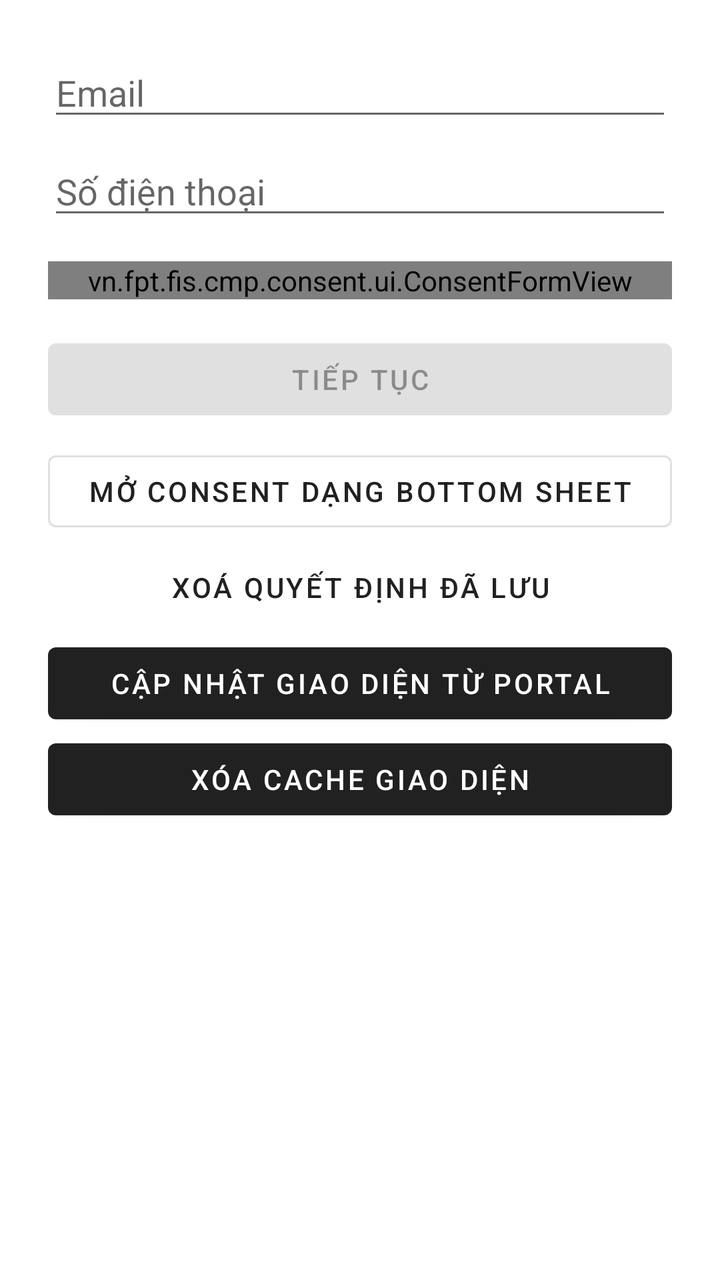
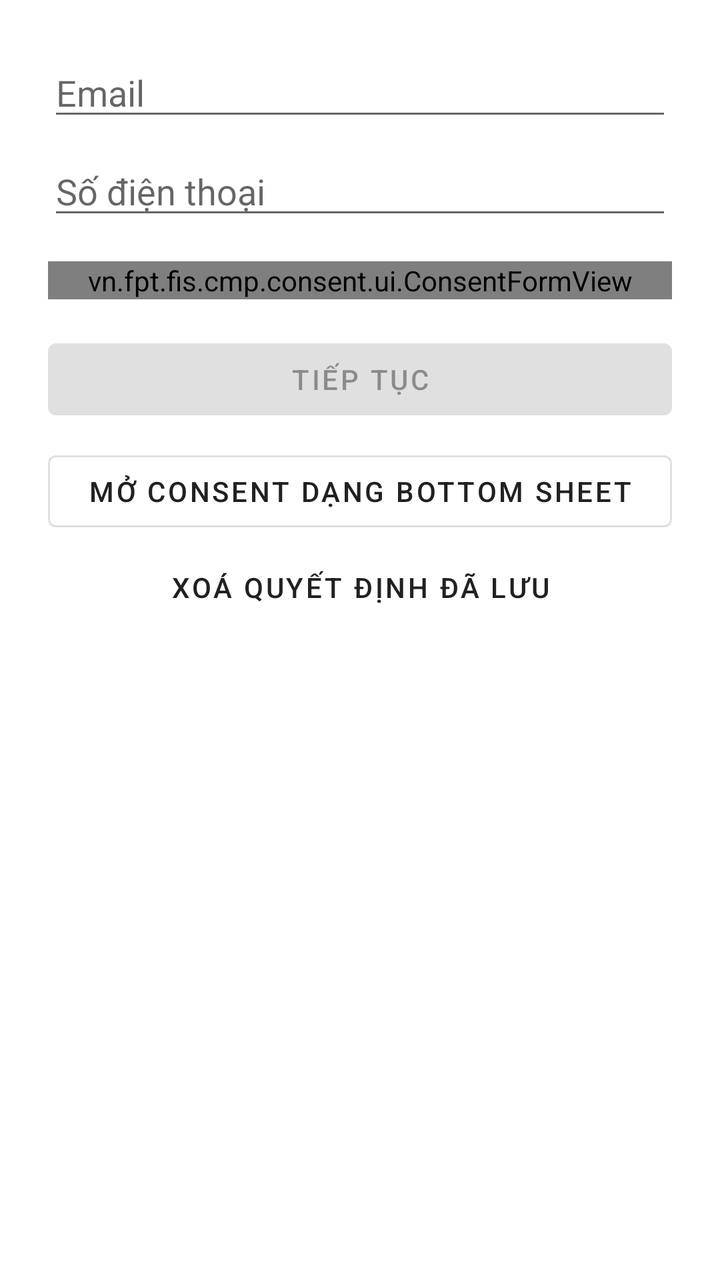

The first picture is an Android layout as it rendered before a commit; the second is the same layout after the commit. The layout source and the unified diff follow.
<!-- AndroidManifest.xml: application theme Theme.MaterialComponents.Light.DarkActionBar -->
<!-- res/layout/activity_main.xml -->
<?xml version="1.0" encoding="utf-8"?>
<ScrollView xmlns:android="http://schemas.android.com/apk/res/android"
    android:layout_width="match_parent"
    android:layout_height="match_parent"
    android:fillViewport="true">

    <LinearLayout
        android:layout_width="match_parent"
        android:layout_height="wrap_content"
        android:orientation="vertical"
        android:padding="24dp">

        <EditText
            android:id="@+id/et_email"
            android:layout_width="match_parent"
            android:layout_height="wrap_content"
            android:hint="Email"
            android:inputType="textEmailAddress" />

        <EditText
            android:id="@+id/et_phone"
            android:layout_width="match_parent"
            android:layout_height="wrap_content"
            android:layout_marginTop="8dp"
            android:hint="Số điện thoại"
            android:inputType="phone" />

        <vn.fpt.fis.cmp.consent.ui.ConsentFormView
            android:id="@+id/consent_form"
            android:layout_width="match_parent"
            android:layout_height="wrap_content"
            android:layout_marginTop="16dp" />

        <Button
            android:id="@+id/btn_submit"
            android:layout_width="match_parent"
            android:layout_height="wrap_content"
            android:layout_marginTop="16dp"
            android:enabled="false"
            android:text="Tiếp tục" />

        <Button
            android:id="@+id/btn_sheet"
            style="@style/Widget.MaterialComponents.Button.OutlinedButton"
            android:layout_width="match_parent"
            android:layout_height="wrap_content"
            android:layout_marginTop="8dp"
            android:text="Mở consent dạng bottom sheet" />

        <Button
            android:id="@+id/btn_clear"
            style="@style/Widget.MaterialComponents.Button.TextButton"
            android:layout_width="match_parent"
            android:layout_height="wrap_content"
            android:text="Xoá quyết định đã lưu" />

        <Button android:id="@+id/btn_refresh_appearance"
            android:layout_width="match_parent" android:layout_height="wrap_content"
            android:text="Cập nhật giao diện từ portal" />
        <Button android:id="@+id/btn_clear_appearance"
            android:layout_width="match_parent" android:layout_height="wrap_content"
            android:text="Xóa cache giao diện" />

        <TextView
            android:id="@+id/tv_result"
            android:layout_width="match_parent"
            android:layout_height="wrap_content"
            android:layout_marginTop="8dp"
            android:textIsSelectable="true" />
    </LinearLayout>
</ScrollView>
<!-- resources referenced by this layout -->
<resources>

</resources>

<!-- the commit's change to res/layout/activity_main.xml (unified diff, before → after) -->
@@ -54,13 +54,6 @@
             android:layout_height="wrap_content"
             android:text="Xoá quyết định đã lưu" />
 
-        <Button android:id="@+id/btn_refresh_appearance"
-            android:layout_width="match_parent" android:layout_height="wrap_content"
-            android:text="Cập nhật giao diện từ portal" />
-        <Button android:id="@+id/btn_clear_appearance"
-            android:layout_width="match_parent" android:layout_height="wrap_content"
-            android:text="Xóa cache giao diện" />
-
         <TextView
             android:id="@+id/tv_result"
             android:layout_width="match_parent"
